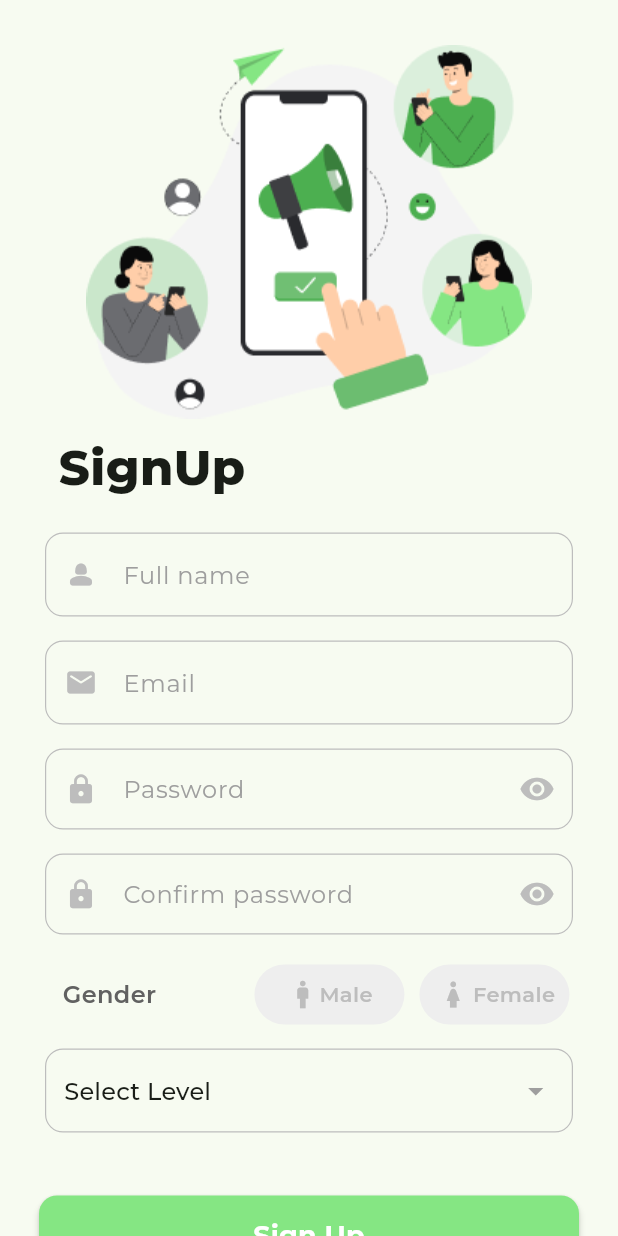
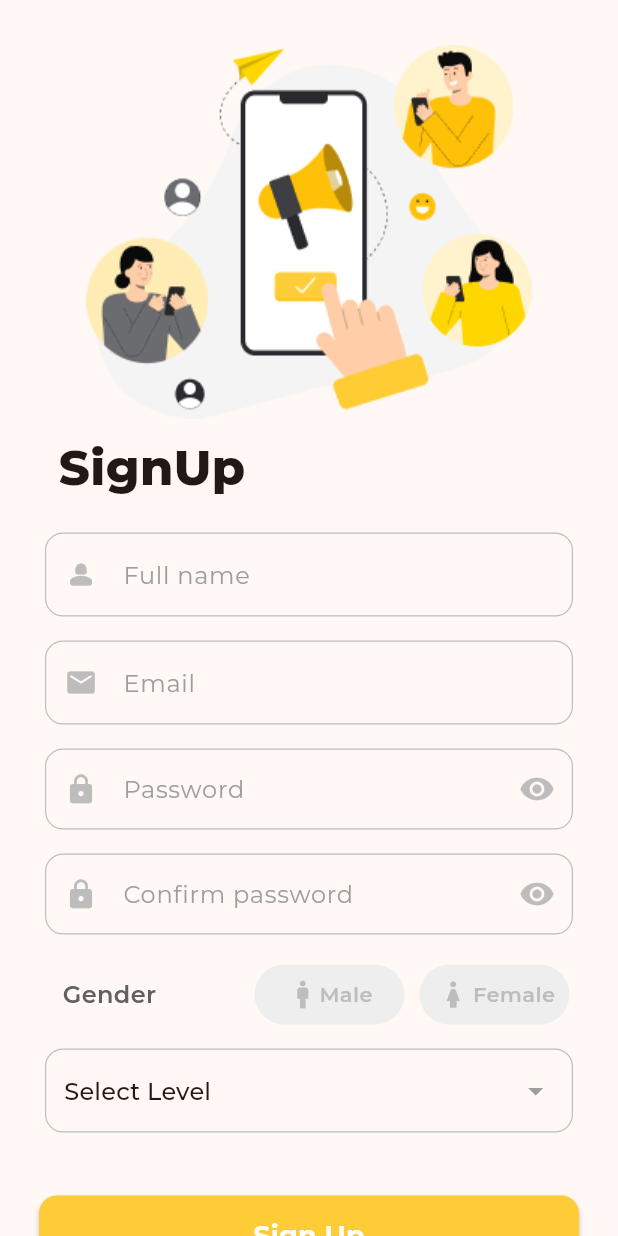
Before and after one commit to AsmaaOmarr/restaurants_app, a Flutter app: the screen it shows after launch, after a tap on "Login", after a tap on "Sign Up", on a phone screen of 412 x 824 dp. Run offline on Flutter 3.47's test engine with Material 3 defaults, Android fonts, the phone set to English and light mode, and no system bars; drawn by our look-alikes of modal_progress_hud_nsn; our stand-ins replace bloc, dartz, dio, flutter_bloc, google_maps_flutter, shared_preferences; network calls fail; project files that could hold a hidden picture were left out.

Commit message:
login and signup

```diff
--- a/lib/constant.dart
+++ b/lib/constant.dart
@@ -1,8 +1,8 @@
 import 'package:flutter/material.dart';
 
 class Constant {
-  static const Color kMainColor = Color(0xff4CAF50);
-  static const Color kLightMain = Color(0xff85E683);
+  static const Color kMainColor = Color(0xFFFF9800);
+  static const Color kLightMain = Color(0xFFFECC36);
   static const String kFontFamily = "Montserrat";
   static const Color kPink = Color(0xffFF6583);
   static const Color kLightPink = Color(0xffFFB7B7);
--- a/lib/core/widgets/Gender_selection.dart
+++ b/lib/core/widgets/Gender_selection.dart
@@ -31,22 +31,22 @@ class _GenderSelectionState extends State<GenderSelection> {
         children: [
           GestureDetector(
             onTap: () {
-              updateSelection('male');
+              updateSelection('Male');
             },
             child: GenderContainer(
-              gender: 'male',
-              isSelected: selectedGender == 'male',
+              gender: 'Male',
+              isSelected: selectedGender == 'Male',
               text: 'Male',
             ),
           ),
           const SizedBox(width: 10),
           GestureDetector(
             onTap: () {
-              updateSelection('female');
+              updateSelection('Female');
             },
             child: GenderContainer(
-              gender: 'female',
-              isSelected: selectedGender == 'female',
+              gender: 'Female',
+              isSelected: selectedGender == 'Female',
               text: 'Female',
             ),
           ),
@@ -82,14 +82,14 @@ class GenderContainer extends StatelessWidget {
       height: 40,
       decoration: BoxDecoration(
         color: isSelected
-            ? (gender == 'male'
+            ? (gender == 'Male'
                 ? Colors.blue.shade100.withOpacity(0.76)
                 : Constant.kLightPink.withOpacity(0.48))
             : Colors.grey.shade200,
         borderRadius: BorderRadius.circular(50),
         border: Border.all(
           color: isSelected
-              ? (gender == 'male' ? Colors.blue : Constant.kPink)
+              ? (gender == 'Male' ? Colors.blue : Constant.kPink)
               : Colors.transparent,
           width: 1, // Adjust border width
         ),
@@ -98,18 +98,18 @@ class GenderContainer extends StatelessWidget {
         mainAxisSize: MainAxisSize.min,
         mainAxisAlignment: MainAxisAlignment.center,
         children: [
-          Icon(gender == 'male' ? Icons.man : Icons.girl_outlined,
+          Icon(gender == 'Male' ? Icons.man : Icons.girl_outlined,
               color: isSelected
-                  ? (gender == 'male' ? Colors.blue : Constant.kPink)
+                  ? (gender == 'Male' ? Colors.blue : Constant.kPink)
                   : Colors.grey.shade400,
-              size: gender == 'male' ? 22 : 26),
+              size: gender == 'Male' ? 22 : 26),
           Text(
             text,
             style: TextStyle(
               fontWeight: FontWeight.w600,
               fontFamily: Constant.kFontFamily,
               color: isSelected
-                  ? (gender == 'male' ? Colors.blue : Constant.kPink)
+                  ? (gender == 'Male' ? Colors.blue : Constant.kPink)
                   : Colors.grey.shade400,
             ),
           ),
--- a/lib/core/widgets/custom_dropdown.dart
+++ b/lib/core/widgets/custom_dropdown.dart
@@ -2,8 +2,8 @@ import 'package:flutter/material.dart';
 import 'package:mobile_assignment_1/constant.dart';
 
 class CustomDropdownButton extends StatefulWidget {
-  final String? value;
-  final void Function(String?)? onChanged;
+  final int? value;
+  final void Function(int?)? onChanged;
 
   const CustomDropdownButton({
     super.key,
@@ -16,13 +16,7 @@ class CustomDropdownButton extends StatefulWidget {
 }
 
 class _CustomDropdownButtonState extends State<CustomDropdownButton> {
-  static const List<String> _items = [
-    "Select Level",
-    "Level 1",
-    "Level 2",
-    "Level 3",
-    "Level 4"
-  ];
+  static const List<int> _items = [0, 1, 2, 3, 4];
 
   @override
   Widget build(BuildContext context) {
@@ -43,7 +37,7 @@ class _CustomDropdownButtonState extends State<CustomDropdownButton> {
           child: Row(
             children: [
               Expanded(
-                child: DropdownButton<String>(
+                child: DropdownButton<int>(
                   value: widget.value,
                   onChanged: widget.onChanged,
                   underline: SizedBox(), // Remove underline
@@ -51,11 +45,11 @@ class _CustomDropdownButtonState extends State<CustomDropdownButton> {
                     Icons.arrow_drop_down,
                     color: Colors.transparent,
                   ),
-                  items: _items.map((String value) {
-                    return DropdownMenuItem<String>(
+                  items: _items.map((int value) {
+                    return DropdownMenuItem<int>(
                       value: value,
                       child: Text(
-                        value,
+                        value == 0 ? "Select Level" : "Level $value",
                         style: const TextStyle(
                           fontFamily: Constant.kFontFamily,
                         ),
--- a/lib/features/auth/cubit/cubit/auth_state.dart
+++ b/lib/features/auth/cubit/cubit/auth_state.dart
@@ -7,12 +7,28 @@ final class AuthInitial extends AuthState {}
 
 final class LoginLoading extends AuthState {}
 
-final class LoginFailed extends AuthState {}
+final class LoginFailed extends AuthState {
+  final String msg;
 
-final class LoginSuccess extends AuthState {}
+  LoginFailed({required this.msg});
+}
 
-final class SignUpFailed extends AuthState {}
+final class LoginSuccess extends AuthState {
+  final String msg;
+
+  LoginSuccess({required this.msg});
+}
+
+final class SignUpFailed extends AuthState {
+  final String msg;
+
+  SignUpFailed({required this.msg});
+}
 
 final class SignUpLoading extends AuthState {}
 
-final class SignUpSuccess extends AuthState {}
+final class SignUpSuccess extends AuthState {
+  final String msg;
+
+  SignUpSuccess({required this.msg});
+}
--- a/lib/features/auth/presentation/views/login_view.dart
+++ b/lib/features/auth/presentation/views/login_view.dart
@@ -1,6 +1,7 @@
 import 'package:flutter/material.dart';
 import 'package:flutter_bloc/flutter_bloc.dart';
 import 'package:mobile_assignment_1/features/auth/cubit/cubit/auth_cubit.dart';
+import 'package:mobile_assignment_1/features/home/view/bottom_navbar.dart';
 
 import 'widgets/login_view_body.dart';
 
@@ -11,8 +12,15 @@ class LoginView extends StatelessWidget {
   Widget build(BuildContext context) {
     return BlocProvider(
       create: (context) => AuthCubit(),
-      child: const Scaffold(
-        body: LoginViewBody(),
+      child: Scaffold(
+        body: BlocBuilder<AuthCubit, AuthState>(
+          builder: (context, state) {
+            if (state is LoginSuccess) {
+              return BottomNavBar();
+            }
+            return const LoginViewBody();
+          },
+        ),
       ),
     );
   }
--- a/lib/features/auth/presentation/views/signup_view.dart
+++ b/lib/features/auth/presentation/views/signup_view.dart
@@ -1,6 +1,7 @@
 import 'package:flutter/material.dart';
 import 'package:flutter_bloc/flutter_bloc.dart';
 import 'package:mobile_assignment_1/features/auth/cubit/cubit/auth_cubit.dart';
+import 'package:mobile_assignment_1/features/home/view/bottom_navbar.dart';
 
 import 'widgets/signup_viewbody.dart';
 
@@ -11,8 +12,15 @@ class SignUpView extends StatelessWidget {
   Widget build(BuildContext context) {
     return BlocProvider(
       create: (context) => AuthCubit(),
-      child: const Scaffold(
-        body: SignUpViewBody(),
+      child: Scaffold(
+        body: BlocBuilder<AuthCubit, AuthState>(
+          builder: (context, state) {
+            if (state is SignUpSuccess) {
+              return BottomNavBar();
+            }
+            return const SignUpViewBody();
+          },
+        ),
       ),
     );
   }
--- a/lib/features/auth/presentation/views/widgets/login_view_body.dart
+++ b/lib/features/auth/presentation/views/widgets/login_view_body.dart
@@ -4,8 +4,7 @@ import 'package:mobile_assignment_1/constant.dart';
 import 'package:mobile_assignment_1/core/utils/snak_bar.dart';
 import 'package:mobile_assignment_1/core/utils/validation.dart';
 import 'package:mobile_assignment_1/features/auth/cubit/cubit/auth_cubit.dart';
-import 'package:mobile_assignment_1/features/home/view/bottom_navbar.dart';
-import 'package:mobile_assignment_1/features/home/view/home_view.dart';
+import 'package:modal_progress_hud_nsn/modal_progress_hud_nsn.dart';
 import '../signup_view.dart';
 import '../../../../../core/widgets/custom_button.dart';
 import '../../../../../core/widgets/custom_pass_textField.dart';
@@ -22,10 +21,38 @@ class LoginViewBody extends StatefulWidget {
 class _LoginViewBodyState extends State<LoginViewBody> {
   GlobalKey<FormState> formKey = GlobalKey();
   String? email, password;
+  bool isLoading = false;
 
   @override
   Widget build(BuildContext context) {
-    return SafeArea(
+    return BlocListener<AuthCubit, AuthState>(
+      listener: (context, state) {
+        if (state is LoginLoading) {
+          setState(() => isLoading = true);
+        } else if (state is LoginFailed) {
+          setState(() => isLoading = false);
+          String msg = state.msg;
+          if (msg.contains("Incorrect Password")) {
+            SnakBar.showSnakBar(
+                context, msg, Colors.red, Icons.error_outline_rounded);
+          } else if (msg.contains("email not found")) {
+            SnakBar.showSnakBar(
+                context, msg, Colors.red, Icons.error_outline_rounded);
+          } else {
+            print(msg);
+          }
+        } else if (state is LoginSuccess) {
+          SnakBar.showSnakBar(
+              context, "Login Success", Colors.green, Icons.check_circle);
+
+          setState(() => isLoading = false);
+        } else {
+          setState(() => isLoading = false);
+        }
+      },
+      child: SafeArea(
+        child: ModalProgressHUD(
+          inAsyncCall: isLoading,
           child: Form(
             key: formKey,
             child: SingleChildScrollView(
@@ -95,36 +122,8 @@ class _LoginViewBodyState extends State<LoginViewBody> {
                             formKey.currentState!.validate()) {
                           print(email);
                           print(password);
-                    bool isEmailAndPasswordMatch = true;
-                    // bool isEmailAndPasswordMatch =await SharedPreferencesService.doEmailAndPasswordMatch(
-                    //         email!, password!);
-                    print(isEmailAndPasswordMatch);
-                    BlocProvider.of<AuthCubit>(context)
+                          await BlocProvider.of<AuthCubit>(context)
                               .signIn(email: email!, password: password!);
-
-                    print("Login successfully");
-
-                    if (isEmailAndPasswordMatch) {
-                      SnakBar.showSnakBar(
-                        context,
-                        "Login successfully",
-                        Colors.green,
-                        Icons.check_circle,
-                      );
-                      Navigator.pushReplacement(
-                        context,
-                        MaterialPageRoute(
-                          builder: (context) => BottomNavBar(),
-                        ),
-                      );
-                    } else {
-                      SnakBar.showSnakBar(
-                        context,
-                        "Email and password don't match",
-                        Colors.red,
-                        Icons.error,
-                      );
-                    }
                         }
                       },
                     ),
@@ -166,7 +165,10 @@ class _LoginViewBodyState extends State<LoginViewBody> {
                     ),
                   ],
                 ),
-        )),
+              ),
+            ),
+          ),
+        ),
       ),
     );
   }
--- a/lib/features/auth/presentation/views/widgets/signup_viewbody.dart
+++ b/lib/features/auth/presentation/views/widgets/signup_viewbody.dart
@@ -8,6 +8,7 @@ import 'package:mobile_assignment_1/core/widgets/custom_button.dart';
 import 'package:mobile_assignment_1/core/widgets/custom_pass_textField.dart';
 import 'package:mobile_assignment_1/features/auth/presentation/views/widgets/custom_spacer.dart';
 import 'package:mobile_assignment_1/core/utils/validation.dart';
+import 'package:modal_progress_hud_nsn/modal_progress_hud_nsn.dart';
 import '../../../../../constant.dart';
 import '../../../../../core/widgets/Gender_selection.dart';
 import '../../../../../core/widgets/custom_dropdown.dart';
@@ -22,13 +23,36 @@ class SignUpViewBody extends StatefulWidget {
 
 class _SignUpViewBodyState extends State<SignUpViewBody> {
   GlobalKey<FormState> formKey = GlobalKey();
-  String? fullName, email, password, studentID, gender, cPassword;
-  String? level = "Select Level";
+  String? fullName, email, password, gender, cPassword;
+  int? level = 0;
   bool showEmailExist = false;
+  bool isLoading = false;
 
   @override
   Widget build(BuildContext context) {
-    return SafeArea(
+    return BlocListener<AuthCubit, AuthState>(
+      listener: (context, state) {
+        if (state is SignUpLoading) {
+          setState(() => isLoading = true);
+        } else if (state is SignUpFailed) {
+          setState(() => isLoading = false);
+          if (state.msg.contains("The email address is already registered.")) {
+            SnakBar.showSnakBar(context, "email already exists", Colors.red,
+                Icons.error_outline_rounded);
+          } else {
+            print(state.msg);
+          }
+        } else if (state is SignUpSuccess) {
+          SnakBar.showSnakBar(
+              context, "Sign up Success", Colors.green, Icons.check_circle);
+          setState(() => isLoading = false);
+        } else {
+          setState(() => isLoading = false);
+        }
+      },
+      child: SafeArea(
+        child: ModalProgressHUD(
+          inAsyncCall: isLoading,
           child: Form(
             key: formKey,
             child: SingleChildScrollView(
@@ -148,32 +172,11 @@ class _SignUpViewBodyState extends State<SignUpViewBody> {
                           email: email!,
                           password: password!,
                           gender: gender,
-                      level: 1,
+                          level: level == 0 ? 1 : level,
                           confirmPassword: cPassword!,
                         );
                         print("user = ${user.toJson()}");
-
                         BlocProvider.of<AuthCubit>(context).signUp(user: user);
-                    SnakBar.showSnakBar(
-                      context,
-                      "Sing up success",
-                      Colors.green,
-                      Icons.check_circle,
-                    );
-
-                    // Navigator.pushReplacement(
-                    //   context,
-                    //   MaterialPageRoute(
-                    //     builder: (context) => ProfileView(email: email!),
-                    //   ),
-                    // );
-                  } else {
-                    SnakBar.showSnakBar(
-                      context,
-                      "Sign up failure",
-                      Colors.red,
-                      Icons.error,
-                    );
                       }
                     },
                   ),
@@ -218,6 +221,8 @@ class _SignUpViewBodyState extends State<SignUpViewBody> {
               ),
             )),
           ),
+        ),
+      ),
     );
   }
 }
--- a/pubspec.yaml
+++ b/pubspec.yaml
@@ -41,6 +41,8 @@ dependencies:
   dio: ^5.4.3+1
   flutter_bloc: ^8.1.5
   bloc: ^8.1.4
+  dartz: ^0.10.1
+  modal_progress_hud_nsn: ^0.5.1
 
 dev_dependencies:
   flutter_test:
```
Also changed, not shown: lib/core/utils/api.dart (+7 -4 lines), lib/features/auth/auth_repo.dart (+22 -6 lines), lib/features/auth/cubit/cubit/auth_cubit.dart (+18 -5 lines), assets/images/login.png, assets/images/signup.png, assets/images/splash.png, pubspec.lock. Lines whose indentation alone changed are shown as unchanged.
